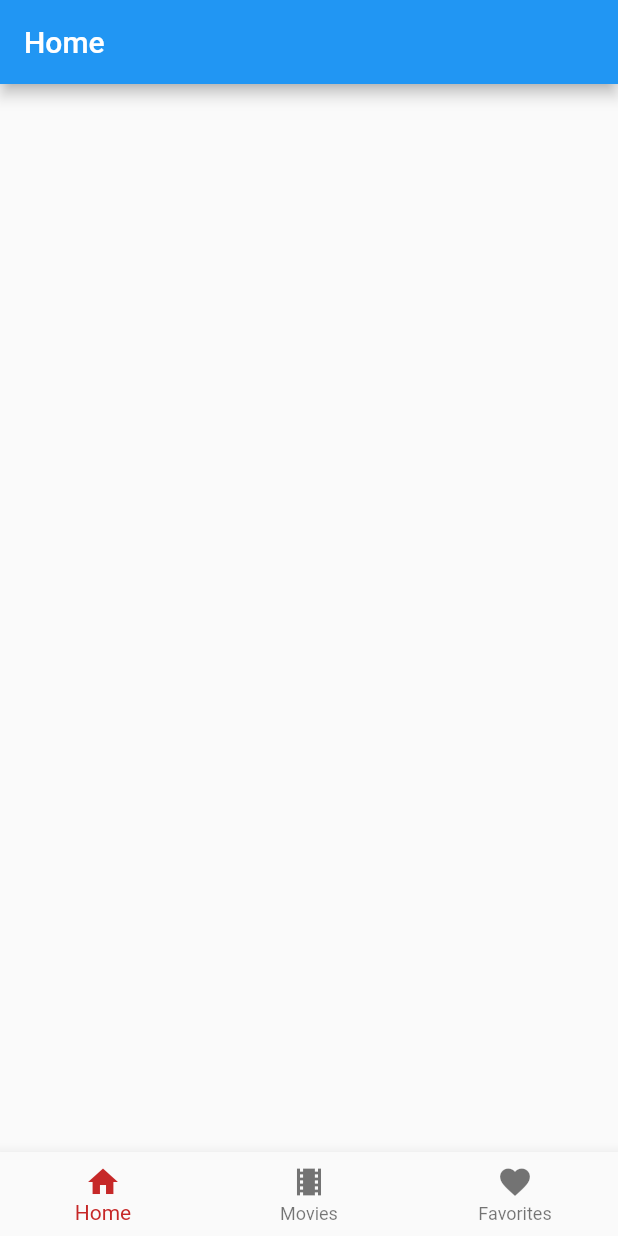
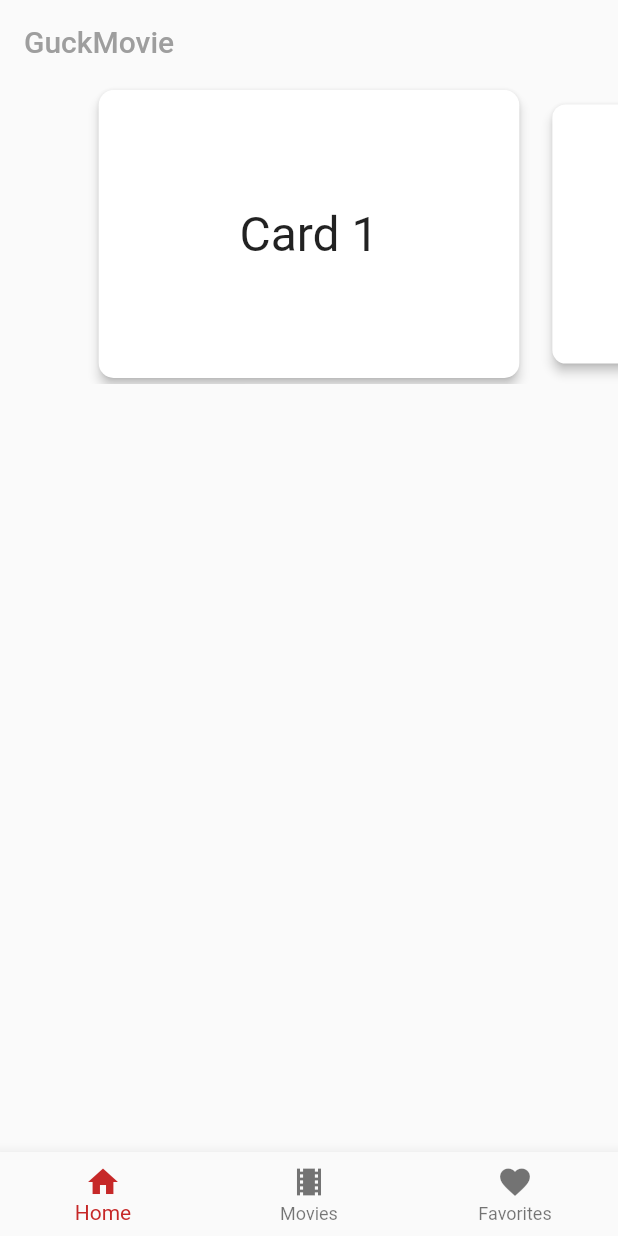
Before and after one commit to Lee-Yoonjoo/adancedprovider, a Flutter app: the screen it shows after launch, on a phone screen of 412 x 824 dp. Run offline on Flutter 3.47's test engine with Material 2 defaults, Android fonts, the phone set to English and light mode, and no system bars.

Commit message:
Add removable app bars. Add Horizontal PageView on Home.

```diff
--- a/lib/main.dart
+++ b/lib/main.dart
@@ -12,11 +12,7 @@ class MyApp extends StatelessWidget {
   @override
   Widget build(BuildContext context) {
     return MaterialApp(debugShowCheckedModeBanner: false,
-      title: 'Provider Usage',
-      theme: ThemeData(
-        primarySwatch: Colors.blue,
-        visualDensity: VisualDensity.adaptivePlatformDensity,
-      ),
+
       home: MultiProvider(
         providers: [
           ChangeNotifierProvider(
--- a/lib/screens/home.dart
+++ b/lib/screens/home.dart
@@ -1,6 +1,4 @@
-
 import 'package:flutter/material.dart';
-
 
 class Home extends StatefulWidget {
   const Home({Key? key}) : super(key: key);
@@ -9,14 +7,58 @@ class Home extends StatefulWidget {
   _HomeState createState() => _HomeState();
 }
 
-class _HomeState extends State<Home>{
+class _HomeState extends State<Home> {
+  int _index = 0;
+
+  //TopTen Widget
+  Widget TopTenWidget(){
+    return SizedBox(
+      height: 200,
+      child: PageView.builder(
+        itemCount: 10,
+        controller: PageController(viewportFraction: 0.7),
+        onPageChanged: (int index) => setState(() => _index = index),
+        itemBuilder: (context, i) {
+          return Transform.scale(
+            scale: i == _index ? 1 : 0.9,
+            child: Card(
+              elevation: 3,
+              shape: RoundedRectangleBorder(
+                  borderRadius: BorderRadius.circular(10)),
+              child: Center(
+                child: Text(
+                  "Card ${i + 1}",
+                  style: TextStyle(fontSize: 32),
+                ),
+              ),
+            ),
+          );
+        },
+      ),
+    );
+  }
+
+  //Comming Soon
+  Widget CommingSoonWidget(){
+    return SizedBox();
+
+  }
+
   @override
   Widget build(BuildContext context) {
     return Scaffold(
       appBar: AppBar(
-        title: const Text('Home'),
+        backgroundColor: Colors.transparent,
+        elevation: 0,
+        title: const Text('GuckMovie',
+        style: TextStyle(color: Colors.grey),),
       ),
+      body: Column(
+        children: [
+          TopTenWidget(),
+
+        ],
+      )
     );
   }
-
 }
```
Also changed, not shown: lib/networking/movieapi.dart (+0 -10 lines), lib/screens/favoritelist.dart (+23 -14 lines), lib/screens/movielist.dart (+32 -21 lines).
